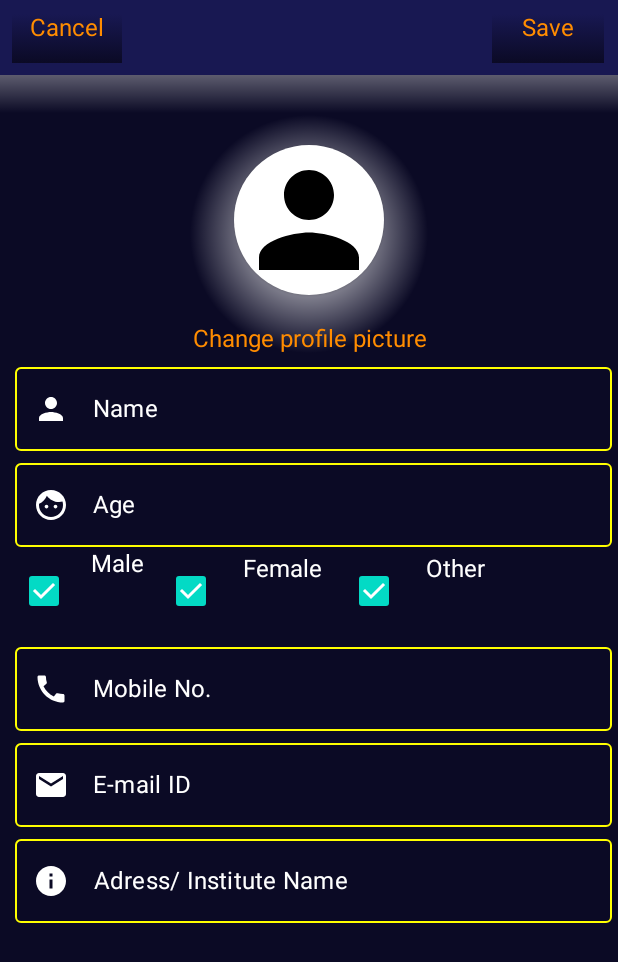
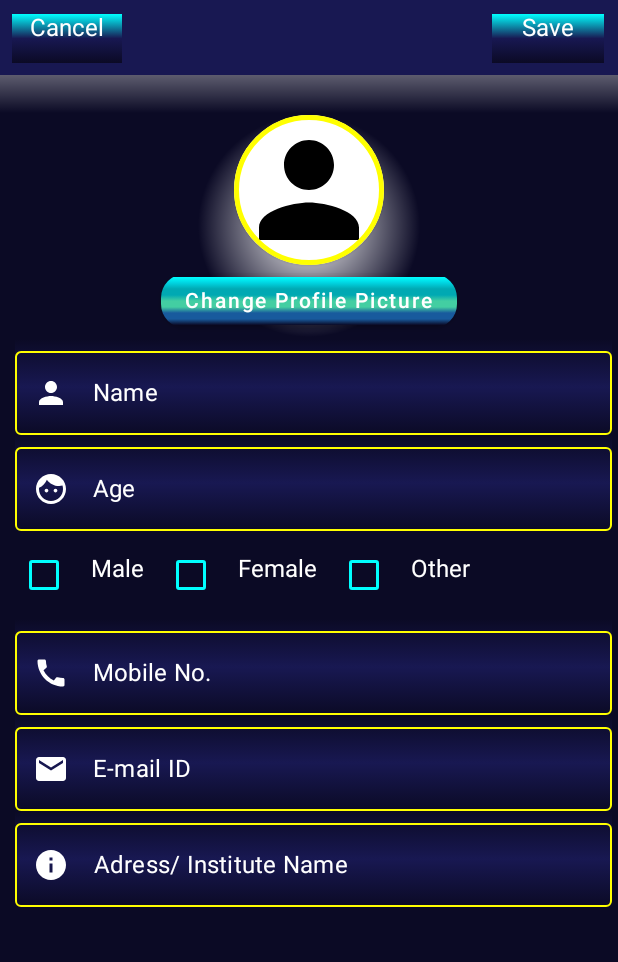
Before and after one commit to Adittya420/PG_Finder, an Android app built with Jetpack Compose: the screen it shows after launch (MainActivity), on a phone screen of 412 x 824 dp. Shown: the top 962 px of the screen. Run offline under Robolectric (Android 15) with nearby library versions, the phone set to English and light mode, and no system bars.

Commit message:
Updated the UI

```diff
--- /dev/null
+++ b/app/src/main/java/com/example/jetpackcompose/GradientButton.kt
@@ -0,0 +1,47 @@
+package com.example.jetpackcompose
+
+import android.widget.Toast
+import androidx.compose.foundation.background
+import androidx.compose.foundation.layout.Box
+import androidx.compose.foundation.layout.PaddingValues
+import androidx.compose.foundation.layout.padding
+import androidx.compose.foundation.shape.RoundedCornerShape
+import androidx.compose.material.Button
+import androidx.compose.material.ButtonDefaults
+import androidx.compose.material.Text
+import androidx.compose.runtime.Composable
+import androidx.compose.ui.Alignment
+import androidx.compose.ui.Modifier
+import androidx.compose.ui.graphics.Brush
+import androidx.compose.ui.graphics.Color
+import androidx.compose.ui.platform.LocalContext
+import androidx.compose.ui.text.font.FontWeight
+import androidx.compose.ui.text.style.TextDecoration
+import androidx.compose.ui.unit.dp
+import androidx.compose.ui.unit.sp
+
+@Composable
+fun GradientButton(
+    text: String,
+    textColor: Color,
+    gradient: Brush,
+    onClick:() -> Unit
+){
+    val context= LocalContext.current
+    Button(
+        colors = ButtonDefaults.buttonColors(
+            backgroundColor = Color.Transparent
+        ),
+        shape= RoundedCornerShape(16.dp),
+        contentPadding = PaddingValues(),
+        onClick = { Toast.makeText(context,"Click on the Icon to change the Profile Photo", Toast.LENGTH_LONG).show() },
+    ){
+        Box(modifier = Modifier
+            .background(gradient)
+            .padding(horizontal = 16.dp, vertical = 8.dp,),
+            contentAlignment = Alignment.Center
+        ){
+            Text(text= text,color= textColor, fontSize = 14.sp, fontWeight = FontWeight.SemiBold)
+        }
+    }
+}
--- a/app/src/main/java/com/example/jetpackcompose/MainActivity.kt
+++ b/app/src/main/java/com/example/jetpackcompose/MainActivity.kt
@@ -1,5 +1,6 @@
 package com.example.jetpackcompose
 
+import android.content.Context
 import android.graphics.Color.parseColor
 import android.net.Uri
 import android.os.Bundle
@@ -11,6 +12,7 @@ import androidx.activity.result.contract.ActivityResultContracts
 import androidx.compose.foundation.*
 import androidx.compose.foundation.layout.*
 import androidx.compose.foundation.shape.CircleShape
+import androidx.compose.foundation.shape.RoundedCornerShape
 import androidx.compose.material.*
 import androidx.compose.material.icons.Icons
 import androidx.compose.material.icons.filled.*
@@ -111,7 +113,7 @@ fun ProfileScreen() {
                         .background(color = "#181852".color),//blue
                     horizontalArrangement = Arrangement.SpaceBetween
                 ) {
-                    Text(text = "   Cancel   ", color = "#ff8c00".color, textAlign = TextAlign.Center,
+                    Text(text = "   Cancel   ", color = Color.White, textAlign = TextAlign.Center,
                         modifier = Modifier
                             .clickable { notification.value = "Cancelled" }
                             .padding(8.dp, 9.dp, 0.dp, 8.dp)
@@ -119,6 +121,7 @@ fun ProfileScreen() {
                             .background(
                                 brush = Brush.verticalGradient(
                                     colors = listOf(
+                                        Color.Cyan,
                                         "#181852".color,
                                         "#0b0a25".color
                                     )
@@ -126,7 +129,7 @@ fun ProfileScreen() {
                             )
                             )
                             //.background(color = "#ba160c".color)//orange red
-                    Text(text = "     Save     ", color = "#ff8c00".color,
+                    Text(text = "     Save     ", color = Color.White,//"#ff8c00".color,
                         modifier = Modifier
                             .clickable { notification.value = "Profile updated" }
                             .padding(0.dp, 9.dp, 9.dp, 8.dp)
@@ -134,6 +137,7 @@ fun ProfileScreen() {
                             .background(
                                 brush = Brush.verticalGradient(
                                     colors = listOf(
+                                        Color.Cyan,
                                         "#181852".color,
                                         "#0b0a25".color
                                     )
@@ -148,6 +152,15 @@ fun ProfileScreen() {
                 modifier = Modifier
                     .fillMaxWidth()
                     .padding(start = 10.dp, end = 4.dp)
+                    .background(
+                        brush = Brush.verticalGradient(
+                            colors = listOf(
+                                "#0b0a25".color,
+                                "#181852".color,
+                                "#0b0a25".color
+                            )
+                        )
+                    )
                 ,
                 verticalAlignment = Alignment.CenterVertically
             ) {
@@ -178,6 +191,15 @@ fun ProfileScreen() {
                 modifier = Modifier
                     .fillMaxWidth()
                     .padding(start = 10.dp, end = 4.dp)
+                    .background(
+                        brush = Brush.verticalGradient(
+                            colors = listOf(
+                                "#0b0a25".color,
+                                "#181852".color,
+                                "#0b0a25".color
+                            )
+                        )
+                    )
                 ,
                 verticalAlignment = Alignment.CenterVertically
             ) {
@@ -238,6 +260,15 @@ fun ProfileScreen() {
                 modifier = Modifier
                     .fillMaxWidth()
                     .padding(start = 10.dp, end = 4.dp)
+                    .background(
+                        brush = Brush.verticalGradient(
+                            colors = listOf(
+                                "#0b0a25".color,
+                                "#181852".color,
+                                "#0b0a25".color
+                            )
+                        )
+                    )
                 ,
                 verticalAlignment = Alignment.CenterVertically
             ) {
@@ -269,6 +300,15 @@ fun ProfileScreen() {
                 modifier = Modifier
                     .fillMaxWidth()
                     .padding(start = 10.dp, end = 4.dp)
+                    .background(
+                        brush = Brush.verticalGradient(
+                            colors = listOf(
+                                "#0b0a25".color,
+                                "#181852".color,
+                                "#0b0a25".color
+                            )
+                        )
+                    )
                 ,
                 verticalAlignment = Alignment.CenterVertically
             ) {
@@ -298,6 +338,15 @@ fun ProfileScreen() {
                 modifier = Modifier
                     .fillMaxWidth()
                     .padding(start = 10.dp, end = 4.dp)
+                    .background(
+                        brush = Brush.verticalGradient(
+                            colors = listOf(
+                                "#0b0a25".color,
+                                "#181852".color,
+                                "#0b0a25".color
+                            )
+                        )
+                    )
                 ,
                 verticalAlignment = Alignment.CenterVertically
             ) {
@@ -361,7 +410,8 @@ fun ProfileImage() {
         Card(
             shape = CircleShape,
             modifier = Modifier
-                .padding(20.dp)
+                .border(3.dp,color=Color.Yellow,shape= CircleShape)
+                .padding(0.dp)
                 .size(100.dp)
                 .background(
                     brush = Brush.radialGradient(
@@ -376,13 +426,39 @@ fun ProfileImage() {
                 painter = painter,
                 contentDescription = null,
                 modifier = Modifier
+                    .fillMaxSize()
                     .wrapContentSize()
                     .clickable { launcher.launch("image/*") },
                 contentScale = ContentScale.Crop
             )
         }
-        Text(text = "Change profile picture", textAlign = TextAlign.Center, color = "#ff8c00".color // orange
-        )
+        GradientButton(text = "Change Profile Picture", textColor = Color.White, //"#ff8c00".color,
+            gradient = Brush.verticalGradient(
+                colors = listOf(
+                    Color.Cyan,
+                    "#00d3e0".color,
+                    "#00a9b3".color,
+                    "#00a9b3".color,
+                    "#43cea2".color,
+                    "#43cea2".color,
+                    "#185a9d".color,
+                    "#185a9d".color,
+                    "#0b0a25".color
+                )
+            ),
+        ) {
+
+        }
+        /*val context= LocalContext.current
+        Button(onClick = { Toast.makeText(context,"Click on the Icon to change the Profile Photo",Toast.LENGTH_LONG).show() },
+            modifier = Modifier.shadow(elevation = 15.dp, shape = RoundedCornerShape(15.dp)),
+            shape= RoundedCornerShape(size= 10.dp),
+
+                ) {
+            Text("Change Profile Picture",color= "#ff8c00".color)
+        }*/
+        //Text(text = "Change profile picture", textAlign = TextAlign.Center, color = "#ff8c00".color // orange
+
     }
 }
 val String.color
@@ -398,28 +474,40 @@ fun DefaultPreview() {
 }
 @Composable
 fun SimpleCheckboxComponent() {
-    val checkedState1 = remember { mutableStateOf(true) }
-    val checkedState2 = remember { mutableStateOf(true) }
-    val checkedState3 = remember { mutableStateOf(true) }
+    val checkedState1 = remember { mutableStateOf(false) }
+    val checkedState2 = remember { mutableStateOf(false) }
+    val checkedState3 = remember { mutableStateOf(false) }
     Row {
             Checkbox(
                 checked = checkedState1.value,
                 modifier = Modifier.padding(5.dp),
                 onCheckedChange = { checkedState1.value = it },
+                colors= CheckboxDefaults.colors(
+                    Color.Red,
+                    Color.Cyan
+                )
             )
-            Text(text = "Male", color = Color.White, modifier = Modifier.padding(2.dp))
+            Text(text = "Male", color = Color.White, modifier = Modifier.padding(2.dp,16.dp))
             Checkbox(
                 checked = checkedState2.value,
                 modifier = Modifier.padding(5.dp),
                 onCheckedChange = { checkedState2.value = it },
+                colors= CheckboxDefaults.colors(
+                    Color.Red,
+                    Color.Cyan
+                )
             )
-            Text(text = "Female", color = Color.White, modifier = Modifier.padding(5.dp))
+            Text(text = "Female", color = Color.White, modifier = Modifier.padding(2.dp,16.dp))
             Checkbox(
                 checked = checkedState3.value,
                 modifier = Modifier.padding(5.dp),
                 onCheckedChange = { checkedState3.value = it },
+                colors= CheckboxDefaults.colors(
+                    Color.Red,
+                    Color.Cyan
+                )
             )
-            Text(text = "Other", color = Color.White, modifier = Modifier.padding(5.dp))
+            Text(text = "Other", color = Color.White, modifier = Modifier.padding(2.dp,16.dp))
 
     }
 }
```
